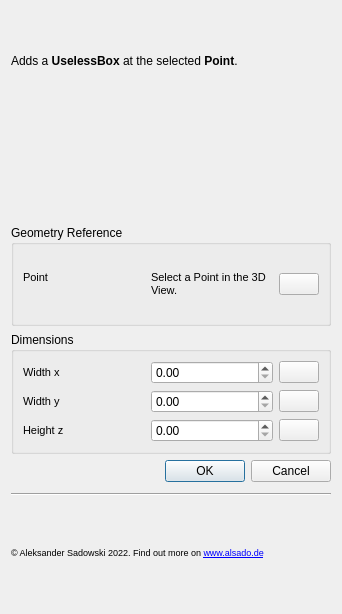
First picture: the form in useless-rectangle-pipe-along-path-ui.ui, repository alekssadowski95/FreeCAD-Useless-Workbench, before the edit.
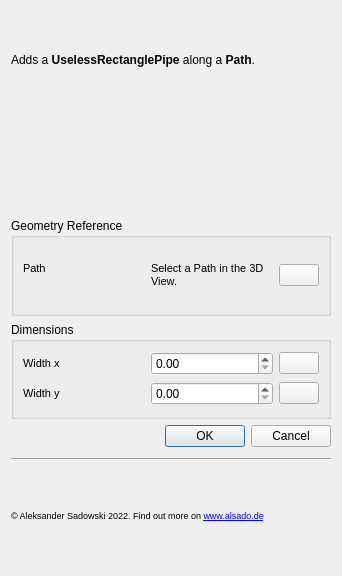
Second picture: the form after the edit. Icons and pictures are not drawn.

```diff
--- a/useless-rectangle-pipe-along-path-ui.ui
+++ b/useless-rectangle-pipe-along-path-ui.ui
@@ -7,7 +7,7 @@
     <x>0</x>
     <y>0</y>
     <width>342</width>
-    <height>614</height>
+    <height>576</height>
    </rect>
   </property>
   <property name="sizePolicy">
@@ -28,7 +28,7 @@
       </font>
      </property>
      <property name="text">
-      <string>&lt;html&gt;&lt;head/&gt;&lt;body&gt;&lt;p&gt;Adds a &lt;span style=&quot; font-weight:600;&quot;&gt;UselessBox&lt;/span&gt; at the selected &lt;span style=&quot; font-weight:600;&quot;&gt;Point&lt;/span&gt;.&lt;/p&gt;&lt;/body&gt;&lt;/html&gt;</string>
+      <string>&lt;html&gt;&lt;head/&gt;&lt;body&gt;&lt;p&gt;Adds a &lt;span style=&quot; font-weight:600;&quot;&gt;UselessRectanglePipe&lt;/span&gt; along a &lt;span style=&quot; font-weight:600;&quot;&gt;Path&lt;/span&gt;.&lt;/p&gt;&lt;/body&gt;&lt;/html&gt;</string>
      </property>
      <property name="wordWrap">
       <bool>true</bool>
@@ -73,7 +73,7 @@
            </font>
           </property>
           <property name="text">
-           <string>Point</string>
+           <string>Path</string>
           </property>
           <property name="alignment">
            <set>Qt::AlignLeading|Qt::AlignLeft|Qt::AlignTop</set>
@@ -88,7 +88,7 @@
            </font>
           </property>
           <property name="text">
-           <string>&lt;html&gt;&lt;head/&gt;&lt;body&gt;&lt;p&gt;Select a Point in the 3D View.&lt;/p&gt;&lt;/body&gt;&lt;/html&gt;</string>
+           <string>&lt;html&gt;&lt;head/&gt;&lt;body&gt;&lt;p&gt;Select a Path in the 3D View.&lt;/p&gt;&lt;/body&gt;&lt;/html&gt;</string>
           </property>
           <property name="wordWrap">
            <bool>true</bool>
@@ -186,46 +186,7 @@
          <widget class="QDoubleSpinBox" name="doubleSpinBox_2"/>
         </item>
         <item>
-         <widget class="QPushButton" name="pushButton_3">
-          <property name="text">
-           <string/>
-          </property>
-          <property name="icon">
-           <iconset>
-            <normaloff>help.png</normaloff>help.png</iconset>
-          </property>
-          <property name="iconSize">
-           <size>
-            <width>20</width>
-            <height>20</height>
-           </size>
-          </property>
-          <property name="flat">
-           <bool>false</bool>
-          </property>
-         </widget>
-        </item>
-       </layout>
-      </item>
-      <item>
-       <layout class="QHBoxLayout" name="horizontalLayout_4" stretch="1,1,0">
-        <item>
-         <widget class="QLabel" name="label_8">
-          <property name="font">
-           <font>
-            <pointsize>8</pointsize>
-           </font>
-          </property>
-          <property name="text">
-           <string>Height z</string>
-          </property>
-         </widget>
-        </item>
-        <item>
-         <widget class="QDoubleSpinBox" name="doubleSpinBox_3"/>
-        </item>
-        <item>
-         <widget class="QPushButton" name="pushButton_4">
+         <widget class="QPushButton" name="width_y_help_button">
           <property name="text">
            <string/>
           </property>
```
Left out of the diff: 8 changed lines with no effect on the pictures.
